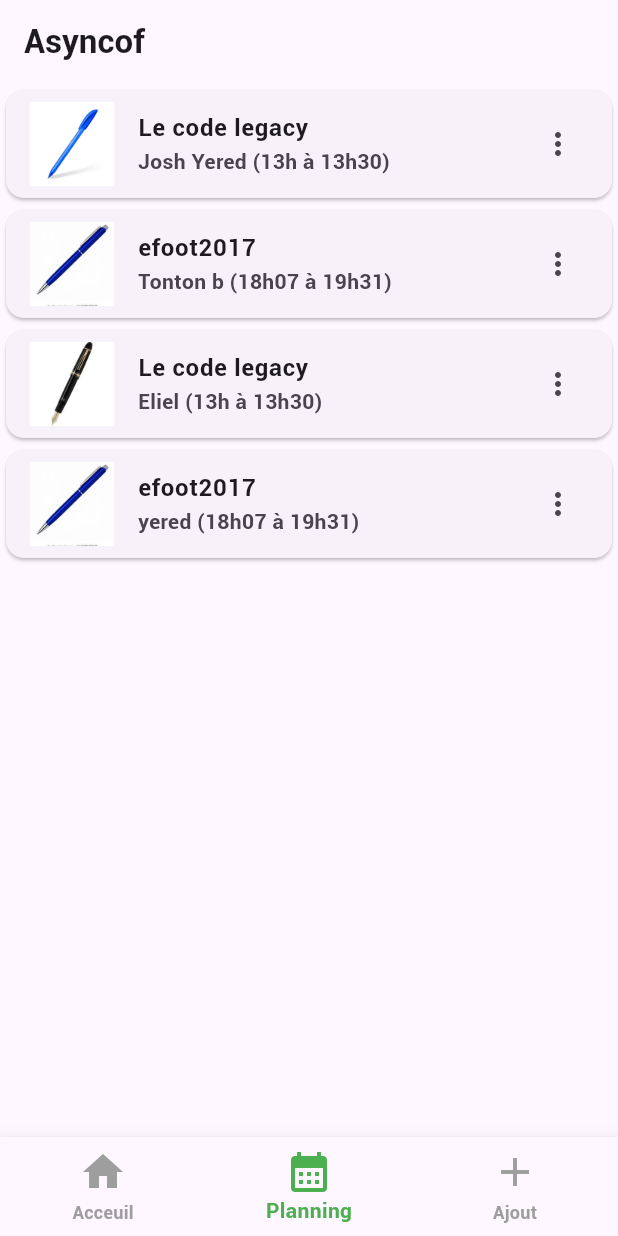
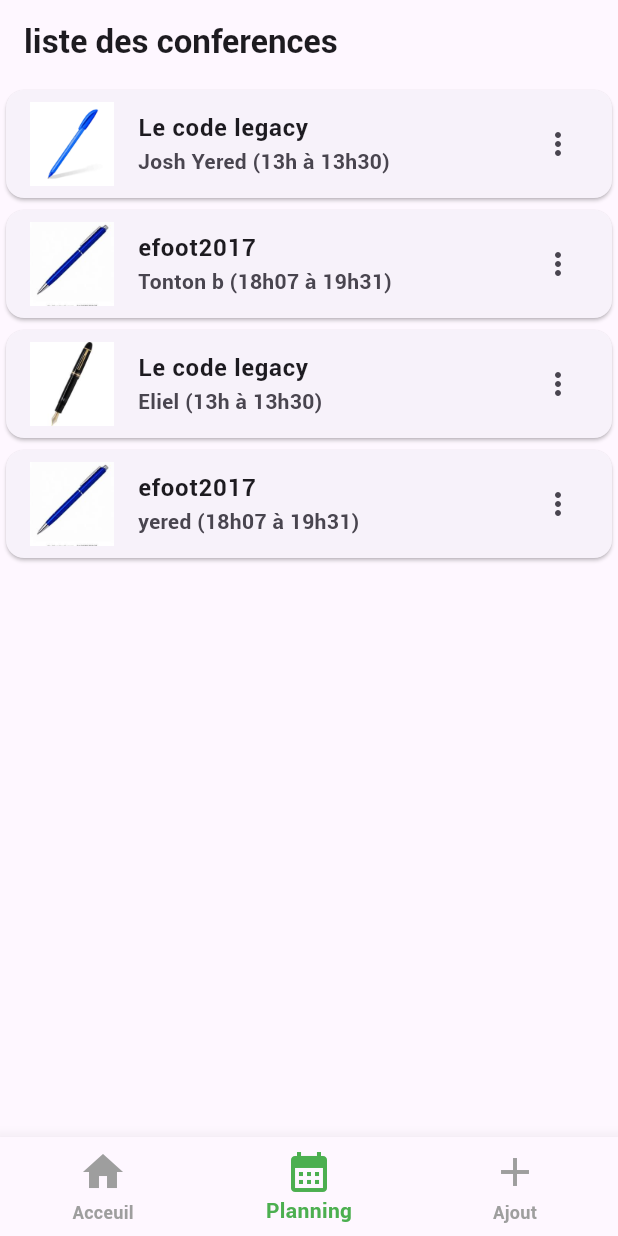
Before and after one commit to Joshered/SalonDev, a Flutter app: the screen it shows after launch, item 2 of the bottom bar chosen, on a phone screen of 412 x 824 dp. Run offline on Flutter 3.47's test engine with Material 3 defaults, Android fonts, the phone set to English and light mode, and no system bars.

Commit message:
actualiser le title de page: titre dynamique

```diff
--- a/lib/main.dart
+++ b/lib/main.dart
@@ -33,7 +33,11 @@ class _MyAppState extends State<MyApp> {
     return MaterialApp(
       home: Scaffold(
         appBar: AppBar(
-          title: Text("Asyncof"),
+          title: [
+            Text("Acceuil"),
+            Text("liste des conferences"),
+            Text("Formulaire"),
+          ][_currentIndex],
         ),
         body: [
           HomePage(),
```
